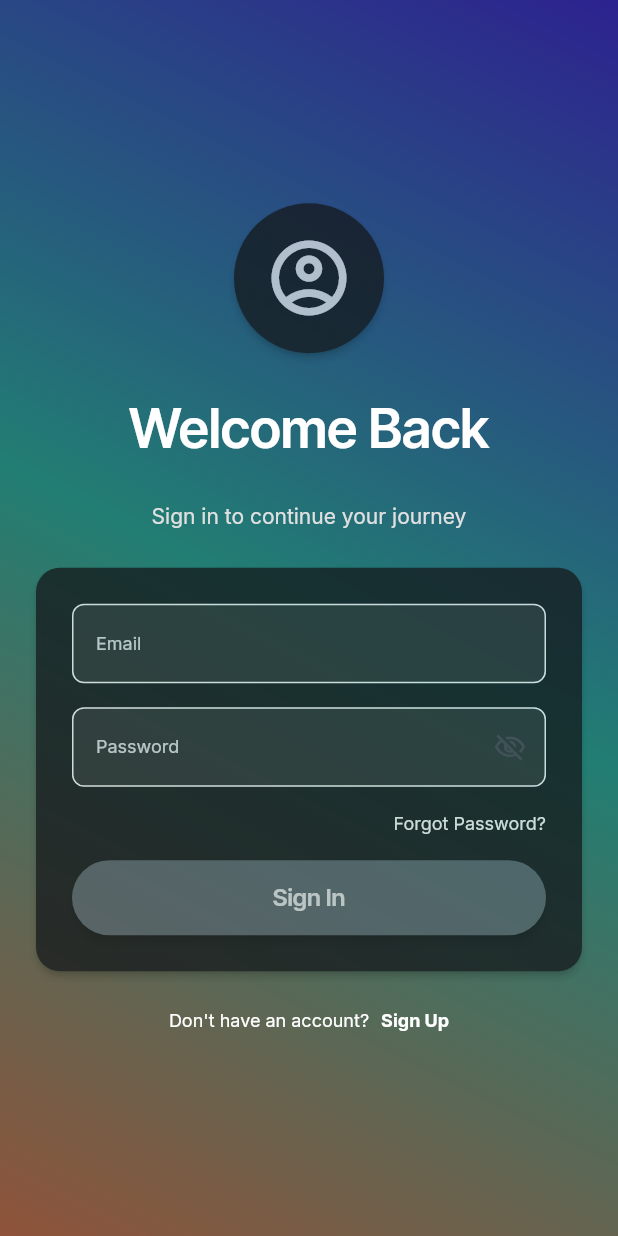
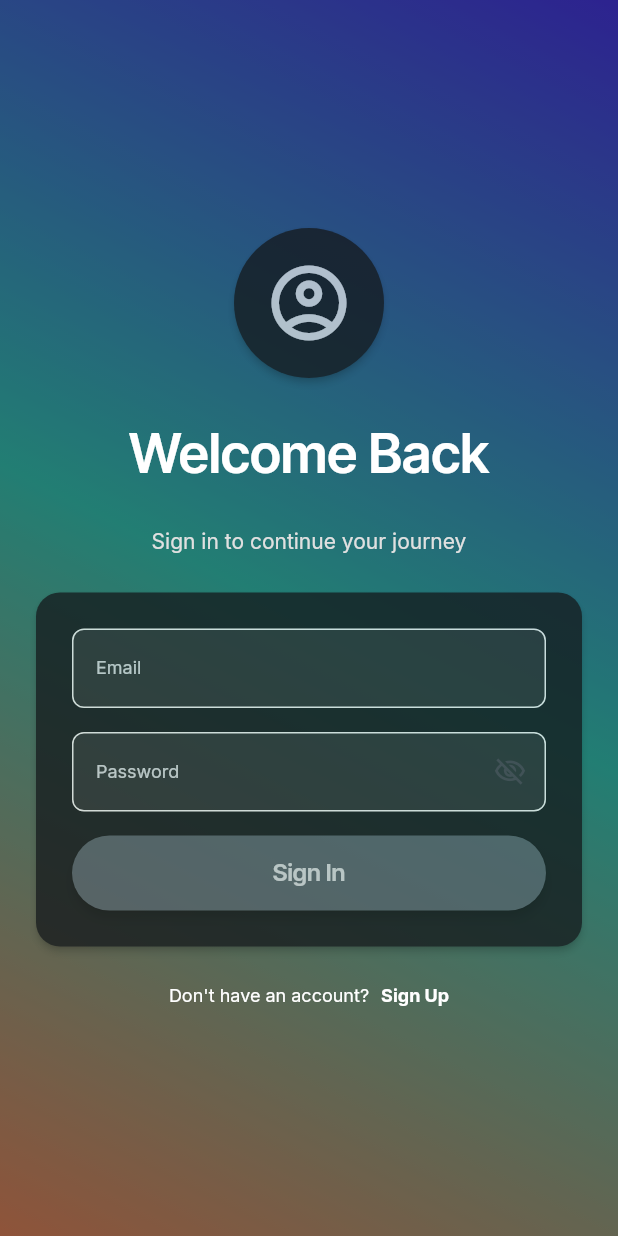
Before and after one commit to Najeeb-akh/pro_planner, a Flutter app: the screen it shows after launch, on a phone screen of 412 x 824 dp. Run offline on Flutter 3.47's test engine with Material 3 defaults, Android fonts, the light colour scheme and no system bars; drawn by our look-alikes of auto_size_text; our stand-ins replace cloud_firestore, firebase_auth, firebase_core, firebase_database, firebase_vertexai, flutter_colorpicker and 8 more; missing offline and left inert: json_path, speech_balloon; accounts and stored records are empty.

Commit message:
remove "forgot password"

```diff
--- a/lib/pages/login/login_widget.dart
+++ b/lib/pages/login/login_widget.dart
@@ -334,22 +334,22 @@ class _LoginWidgetState extends State<LoginWidget> {
                                     validator: _model.textController2Validator
                                         .asValidator(context),
                                   ),
-                                  Row(
-                                    mainAxisSize: MainAxisSize.max,
-                                    mainAxisAlignment: MainAxisAlignment.end,
-                                    children: [
-                                      Text(
-                                        'Forgot Password?',
-                                        style: FlutterFlowTheme.of(context)
-                                            .bodyMedium
-                                            .override(
-                                              fontFamily: 'Inter',
-                                              color: Colors.white,
-                                              letterSpacing: 0.0,
-                                            ),
-                                      ),
-                                    ],
-                                  ),
+                                  // Row(
+                                  //   mainAxisSize: MainAxisSize.max,
+                                  //   mainAxisAlignment: MainAxisAlignment.end,
+                                  //   children: [
+                                  //     Text(
+                                  //       'Forgot Password?',
+                                  //       style: FlutterFlowTheme.of(context)
+                                  //           .bodyMedium
+                                  //           .override(
+                                  //             fontFamily: 'Inter',
+                                  //             color: Colors.white,
+                                  //             letterSpacing: 0.0,
+                                  //           ),
+                                  //     ),
+                                  //   ],
+                                  // ),
                                   FFButtonWidget(
                                     onPressed: () {
                                       _signIn();
--- a/pubspec.yaml
+++ b/pubspec.yaml
@@ -79,8 +79,6 @@ dependencies:
   # The following adds the Cupertino Icons font to your application.
   # Use with the CupertinoIcons class for iOS style icons.
   cupertino_icons: ^1.0.0
-  firebase_core: ^2.32.0
-  firebase_vertexai: ^0.1.0
   rive: ^0.13.14
 
   firebase_vertexai: ^1.0.4
```
Also changed, not shown: lib/pages/signup/signup_widget.dart (+22 -4 lines), pubspec.lock.
